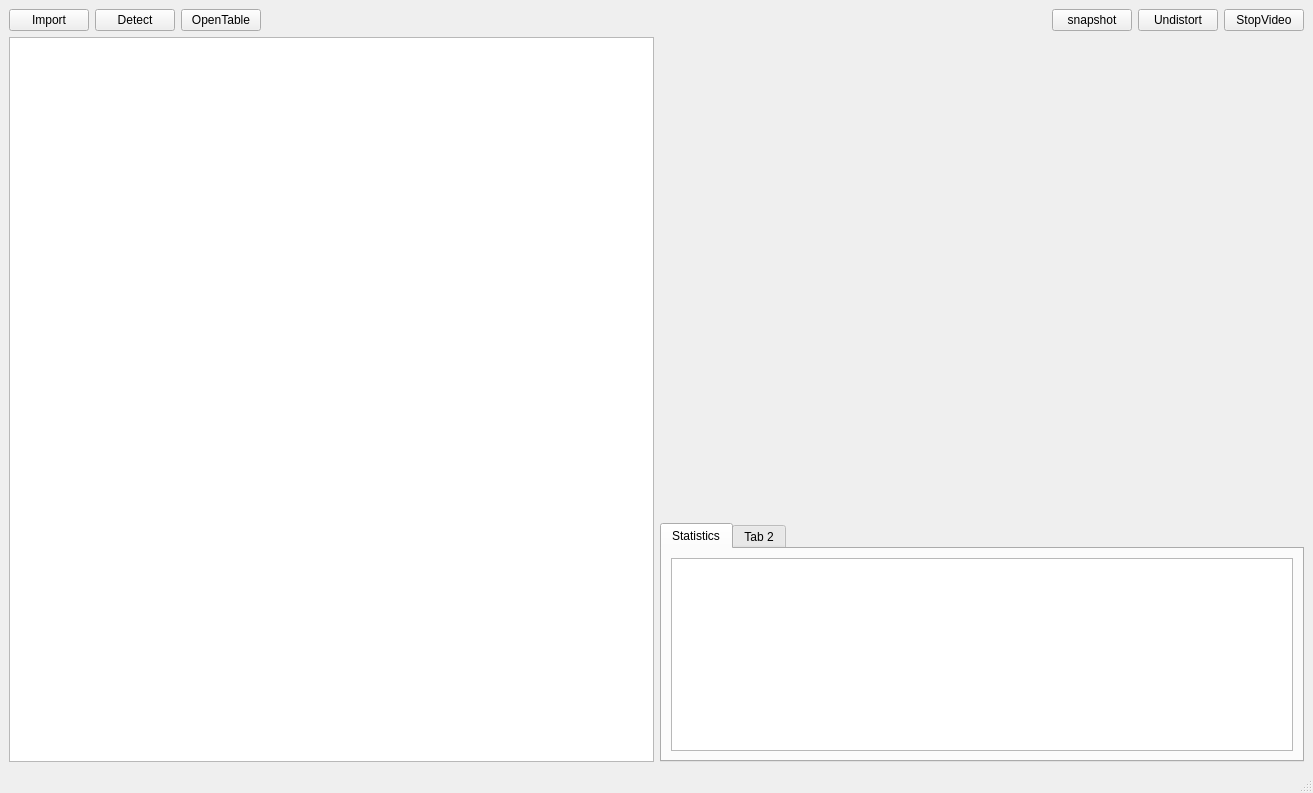
First picture: the form in CameraCalibration/mainwindow.ui, repository VasilevIvanVladimirovich/Camera-calibration-With-OpenCV, before the edit.
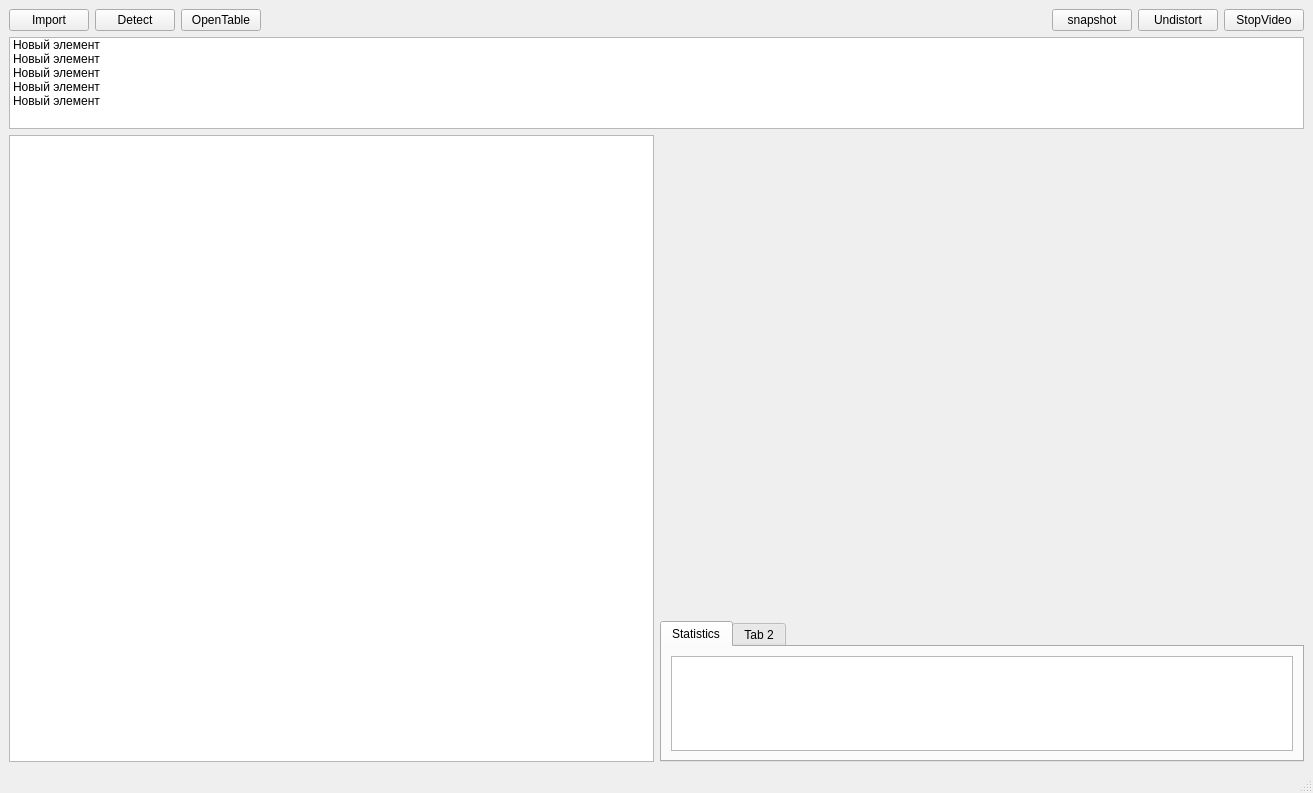
Second picture: the form after the edit.

The edit to the form file:
```diff
--- a/CameraCalibration/mainwindow.ui
+++ b/CameraCalibration/mainwindow.ui
@@ -94,6 +94,35 @@
       </item>
      </layout>
     </item>
+    <item>
+     <widget class="QListWidget" name="listWidget">
+      <item>
+       <property name="text">
+        <string>Новый элемент</string>
+       </property>
+      </item>
+      <item>
+       <property name="text">
+        <string>Новый элемент</string>
+       </property>
+      </item>
+      <item>
+       <property name="text">
+        <string>Новый элемент</string>
+       </property>
+      </item>
+      <item>
+       <property name="text">
+        <string>Новый элемент</string>
+       </property>
+      </item>
+      <item>
+       <property name="text">
+        <string>Новый элемент</string>
+       </property>
+      </item>
+     </widget>
+    </item>
     <item>
      <layout class="QHBoxLayout" name="horizontalLayout_5">
       <item>
@@ -140,9 +169,7 @@
               </property>
               <property name="font">
                <font>
-                <family>Courier New</family>
                 <pointsize>12</pointsize>
-                <weight>50</weight>
                 <bold>false</bold>
                </font>
               </property>
```
